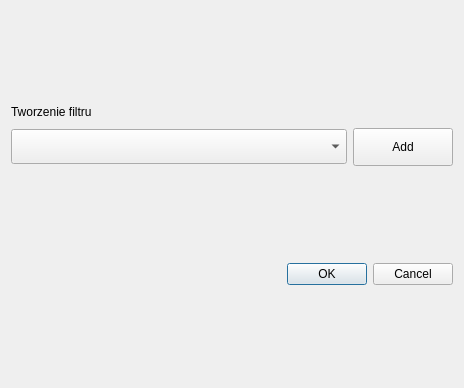
First picture: the form in evilpostman/gui/dialog_filters.ui, repository jaroslaw-wieczorek/Modifing_Packets_On-The-Fly_In_SCAPY, before the edit.
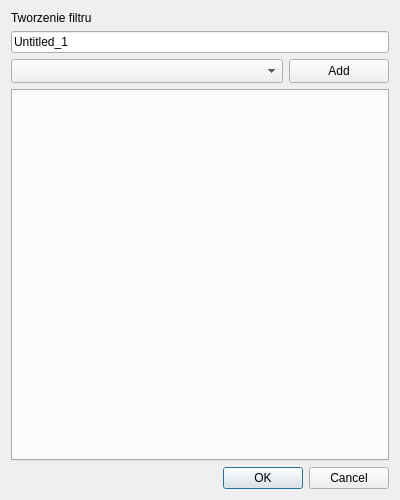
Second picture: the form after the edit.

Commit message: implement method for adding fields of protocols to interface, split interface on pange in filter creator, refractors add more columns and prepare methods to create filters and modificators.

What changed in the file:
```diff
--- a/evilpostman/gui/dialog_filters.ui
+++ b/evilpostman/gui/dialog_filters.ui
@@ -6,10 +6,16 @@
    <rect>
     <x>0</x>
     <y>0</y>
-    <width>464</width>
-    <height>388</height>
+    <width>400</width>
+    <height>500</height>
    </rect>
   </property>
+  <property name="maximumSize">
+   <size>
+    <width>400</width>
+    <height>500</height>
+   </size>
+  </property>
   <property name="windowTitle">
    <string>Dialog</string>
   </property>
@@ -29,6 +35,16 @@
        </property>
       </widget>
      </item>
+     <item>
+      <widget class="QLineEdit" name="name_line_edit">
+       <property name="text">
+        <string>Untitled_1</string>
+       </property>
+       <property name="placeholderText">
+        <string>Nazwa filtra</string>
+       </property>
+      </widget>
+     </item>
      <item>
       <layout class="QHBoxLayout" name="horizontal_layout">
        <property name="spacing">
@@ -45,12 +61,36 @@
            <height>35</height>
           </size>
          </property>
+         <property name="inputMethodHints">
+          <set>Qt::ImhHiddenText</set>
+         </property>
+         <property name="editable">
+          <bool>false</bool>
+         </property>
+         <property name="currentText">
+          <string notr="true"/>
+         </property>
+         <property name="currentIndex">
+          <number>-1</number>
+         </property>
+         <property name="maxCount">
+          <number>100</number>
+         </property>
          <property name="insertPolicy">
-          <enum>QComboBox::InsertAtBottom</enum>
+          <enum>QComboBox::InsertAtCurrent</enum>
+         </property>
+         <property name="sizeAdjustPolicy">
+          <enum>QComboBox::AdjustToMinimumContentsLengthWithIcon</enum>
          </property>
          <property name="minimumContentsLength">
           <number>2</number>
          </property>
+         <property name="frame">
+          <bool>true</bool>
+         </property>
+         <property name="modelColumn">
+          <number>0</number>
+         </property>
          <item>
           <property name="text">
            <string/>
@@ -76,7 +116,11 @@
     </layout>
    </item>
    <item>
-    <layout class="QVBoxLayout" name="vertical_layout_2"/>
+    <widget class="QTabWidget" name="tab_widget">
+     <property name="currentIndex">
+      <number>-1</number>
+     </property>
+    </widget>
    </item>
    <item>
     <widget class="QDialogButtonBox" name="dialog_buttons">
```
Left out of the diff: 4 changed lines with no effect on the pictures. The commit also changes 5 other files.
